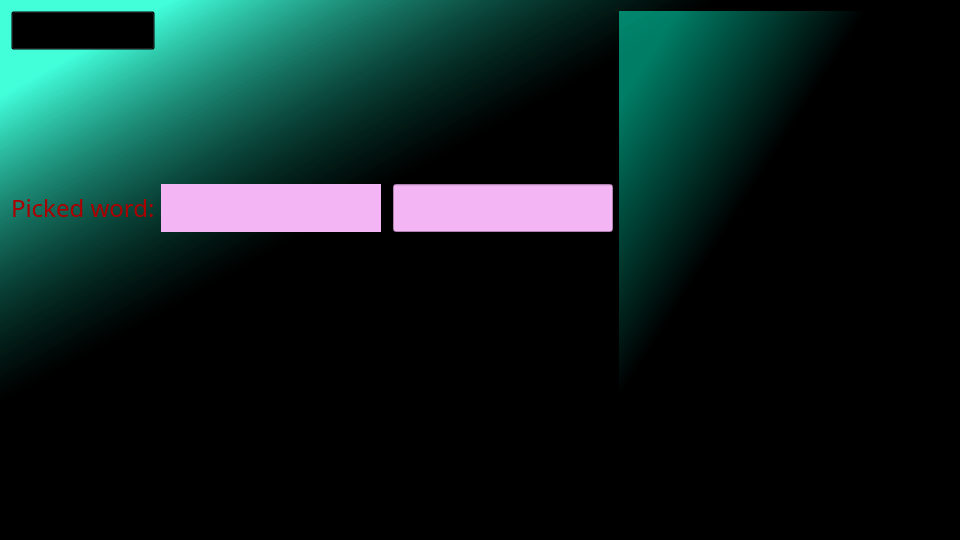
Lock4C6F636B/Hika, file wbwindow.ui: the form before one commit.
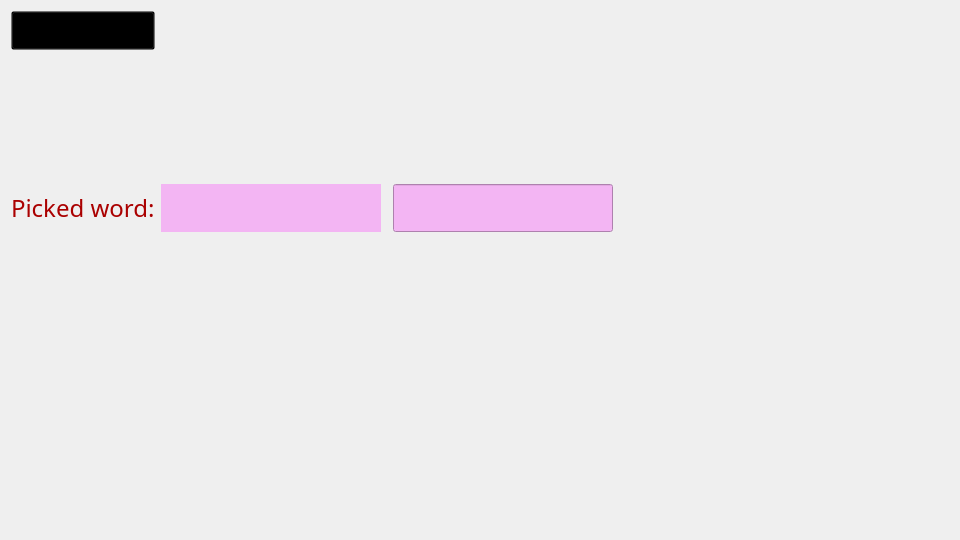
The form after the commit.

The edit to the form file:
```diff
--- a/wbwindow.ui
+++ b/wbwindow.ui
@@ -20,7 +20,7 @@
    <string>Form</string>
   </property>
   <property name="styleSheet">
-   <string notr="true">background-color: qlineargradient(spread:pad, x1:0, y1:0, x2:1, y2:1, stop:0.0893855 rgba(0, 255, 207, 125), stop:0.374302 rgba(0, 0, 0, 255));</string>
+   <string notr="true"/>
   </property>
   <layout class="QGridLayout" name="gridLayout">
    <item row="4" column="0" rowspan="2">
```
